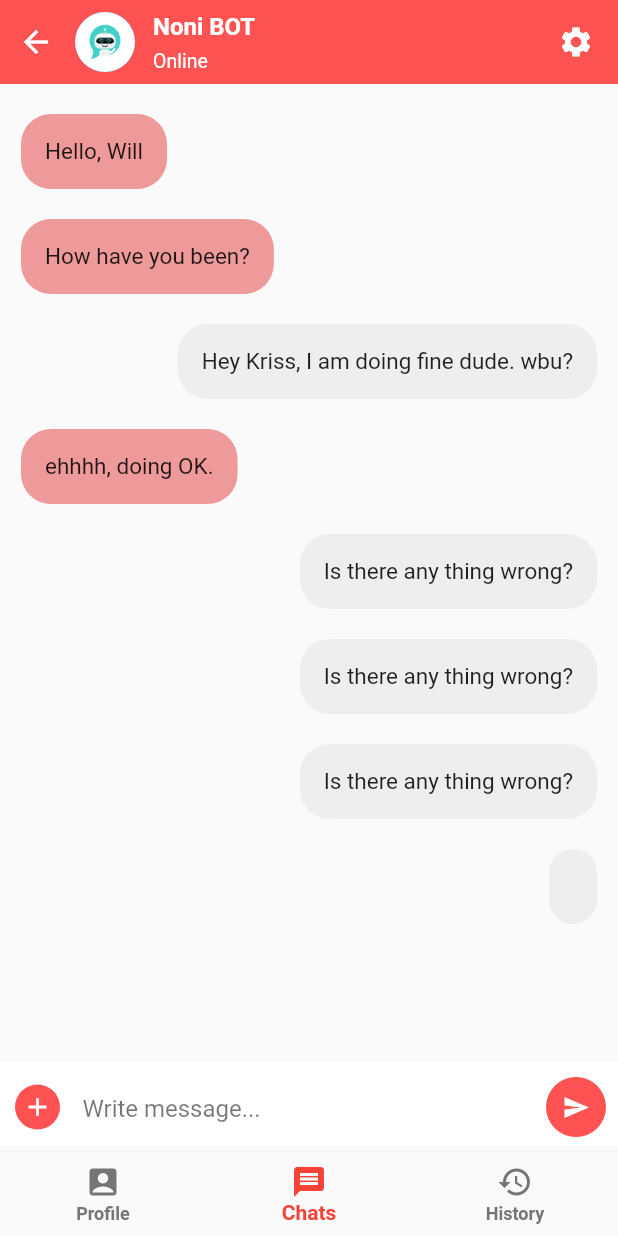
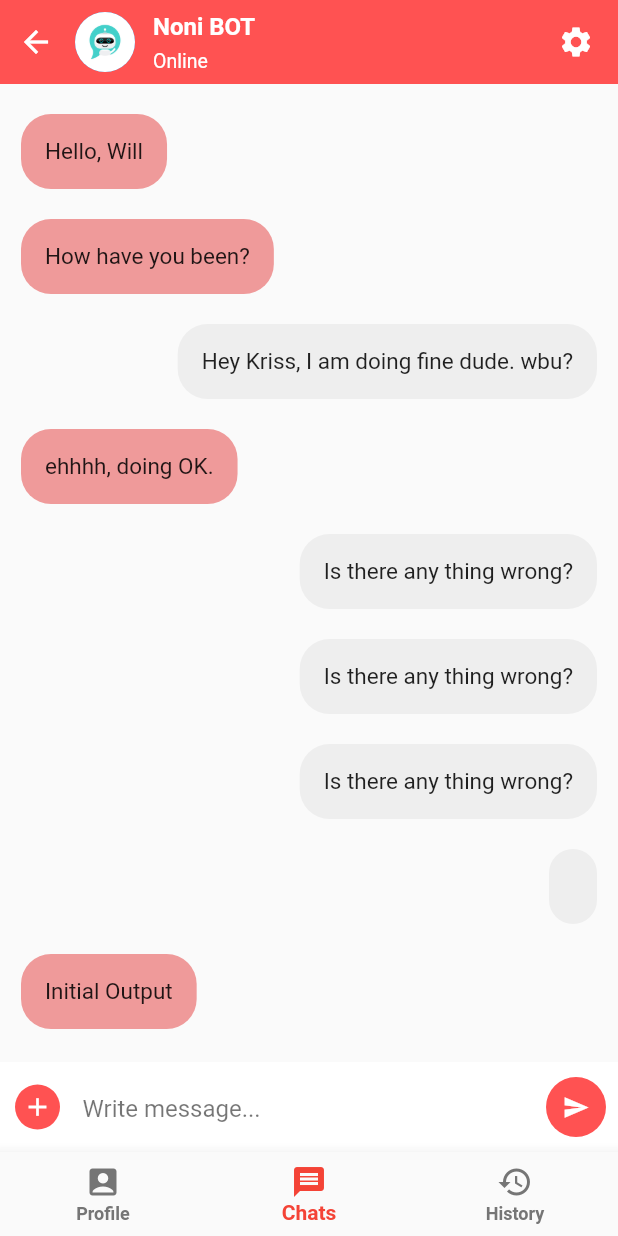
Before and after one commit to Irene-123/HealthCareChatbotAndroid, a Flutter app: the screen it shows after launch, item 2 of the bottom bar chosen, after a tap on the "send" icon, on a phone screen of 412 x 824 dp. Run offline on Flutter 3.47's test engine with Material 2 defaults, Android fonts, the phone set to English and light mode, and no system bars; our stand-ins replace firebase_core, firebase_database, flutter_easyloading; missing offline and left inert: flutterfire_cli; accounts and stored records are empty.

Commit message:
API key & Output Message 10 April

```diff
--- /dev/null
+++ b/lib/function.dart
@@ -0,0 +1,6 @@
+import 'package:http/http.dart' as http;
+
+fetchdata(String url)async {
+  http.Response response = await http.get(Uri.parse(url));
+  return response.body;
+}
--- a/lib/main.dart
+++ b/lib/main.dart
@@ -1,7 +1,13 @@
 import 'package:flutter/material.dart';
 import 'package:health_care_chatbot/screens/home_page.dart';
+import 'package:health_care_chatbot/screens/chat_with_bot_page.dart';
 import 'package:firebase_database/firebase_database.dart';
 import 'package:firebase_core/firebase_core.dart';
+import 'package:flutterfire_cli/flutterfire_cli.dart';
+import 'package:flutter_easyloading/flutter_easyloading.dart';
+import 'dart:async';
+import 'dart:ui';
+
 
 void main() async{
   await WidgetsFlutterBinding.ensureInitialized();
@@ -32,9 +38,10 @@ class _MyAppState extends State<MyApp> {
     ref.remove();
 
     return const MaterialApp(
-      title: 'Startup Name Generator',
+      title: 'Login',
       debugShowCheckedModeBanner: false,
       home: HomePage(),
+
     );
   }
 }
--- a/lib/screens/chat_with_bot_page.dart
+++ b/lib/screens/chat_with_bot_page.dart
@@ -1,7 +1,9 @@
 import 'dart:async';
-
+import 'dart:convert';
 import "package:flutter/material.dart";
 import '../models/chatMessageModel.dart';
+import 'package:health_care_chatbot/function.dart';
+import 'package:http/http.dart' as http;
 
 class ChatWithBotPage extends StatefulWidget {
   const ChatWithBotPage({Key? key}) : super(key: key);
@@ -22,7 +24,9 @@ class _ChatWithBotPageState extends State<ChatWithBotPage> {
   ];
   final textBoxController = TextEditingController();
   final ScrollController _controller = ScrollController();
-
+   String url = 'http://10.0.2.2:5000/api?query=';
+  var data;
+  String output = 'Initial Output';
   @override
   Widget build(BuildContext context) {
     return Scaffold(
@@ -116,11 +120,16 @@ class _ChatWithBotPageState extends State<ChatWithBotPage> {
                   Expanded(
                     child: TextField(
                       controller: textBoxController,
+
                       decoration: const InputDecoration(
                           hintText: "Write message...",
                           hintStyle: TextStyle(color: Colors.black54),
                           border: InputBorder.none
                       ),
+                      textInputAction: TextInputAction.send,
+                      onSubmitted: (msg){
+                        output=this._getResponse();
+                      },
                     ),
                   ),
                   const SizedBox(width: 15,),
@@ -131,6 +140,18 @@ class _ChatWithBotPageState extends State<ChatWithBotPage> {
                             ChatMessage(
                                 messageContent: textBoxController.text,
                                 messageType: "sender"
+                            )
+                        );
+                        Timer(
+                            Duration(milliseconds: 300),
+                                () => _controller
+                                .jumpTo(_controller.position.maxScrollExtent));
+                      });
+                      setState(() {
+                        messages.add(
+                            ChatMessage(
+                                messageContent: output,
+                                messageType: "receiver"
                             )
                         );
                         Timer(
@@ -153,4 +174,24 @@ class _ChatWithBotPageState extends State<ChatWithBotPage> {
       ),
     );
   }
+
+  String _getResponse(){
+    if (textBoxController.text.length>0){
+      data= textBoxController.text;
+      url = 'http://10.0.2.2:5000/api?query=' + data.toString();
+      data =  fetchdata(url);
+      var decoded = jsonDecode(data);
+      output = decoded['output'];
+      setState(() {
+        messages.add(
+            ChatMessage(
+                messageContent: output,
+                messageType: "receiver"
+            )
+        );
+      });
+    }
+    return output;
+  }
+
 }
--- a/lib/screens/home_page.dart
+++ b/lib/screens/home_page.dart
@@ -1,7 +1,11 @@
+
 import 'package:flutter/material.dart';
 import 'package:health_care_chatbot/screens/chat_with_bot_page.dart';
 import 'package:health_care_chatbot/screens/user_history.dart';
 import 'package:health_care_chatbot/screens/user_profile.dart';
+import 'package:health_care_chatbot/function.dart';
+
+import 'dart:convert';
 
 class HomePage extends StatefulWidget {
   const HomePage({Key? key}) : super(key: key);
@@ -17,10 +21,43 @@ class _HomePageState extends State<HomePage> {
     const ChatWithBotPage(),
     const UserHistory()
   ];
+  String url = '';
+  var data;
+  String output = 'Initial Output';
   @override
   Widget build(BuildContext context) {
     return Scaffold(
+
       body: _children[_currentIndex],
+      // Center(
+      //   child: Container(
+      //     padding: EdgeInsets.all(20),
+      //     child: Column(mainAxisAlignment: MainAxisAlignment.center, children: [
+      //       TextField(
+      //         onChanged: (value) {
+      //           url = 'http://10.0.2.2:5000/api?query=' + value.toString();
+      //         },
+      //       ),
+      //       TextButton(
+      //           onPressed: () async {
+      //             data = await fetchdata(url);
+      //             var decoded = jsonDecode(data);
+      //             setState(() {
+      //               output = decoded['output'];
+      //             });
+      //            },
+      //           child: Text(
+      //             'Fetch ASCII Value',
+      //             style: TextStyle(fontSize: 20),
+      //           )),
+      //       Text(
+      //         output,
+      //         style: TextStyle(fontSize: 40, color: Colors.green),
+      //       )
+      //     ]),
+      //   ),
+      // ),
+
       bottomNavigationBar: BottomNavigationBar(
         onTap: onTabTapped,
         currentIndex: _currentIndex,
--- a/pubspec.yaml
+++ b/pubspec.yaml
@@ -29,6 +29,7 @@ environment:
 dependencies:
   flutter:
     sdk: flutter
+  http:
 
 
   # The following adds the Cupertino Icons font to your application.
@@ -37,6 +38,9 @@ dependencies:
   english_words: ^4.0.0
   firebase_database: ^9.0.9
   firebase_core: ^1.14.0
+  flutterfire_cli: ^0.1.3
+  flutter_easyloading: ^3.0.3
+  http_services: ^2.1.1
 
 dev_dependencies:
   flutter_test:
```
Also changed, not shown: lib/globals.dart (added), lib/screens/data_from_firebase.dart (added), pubspec.lock.
